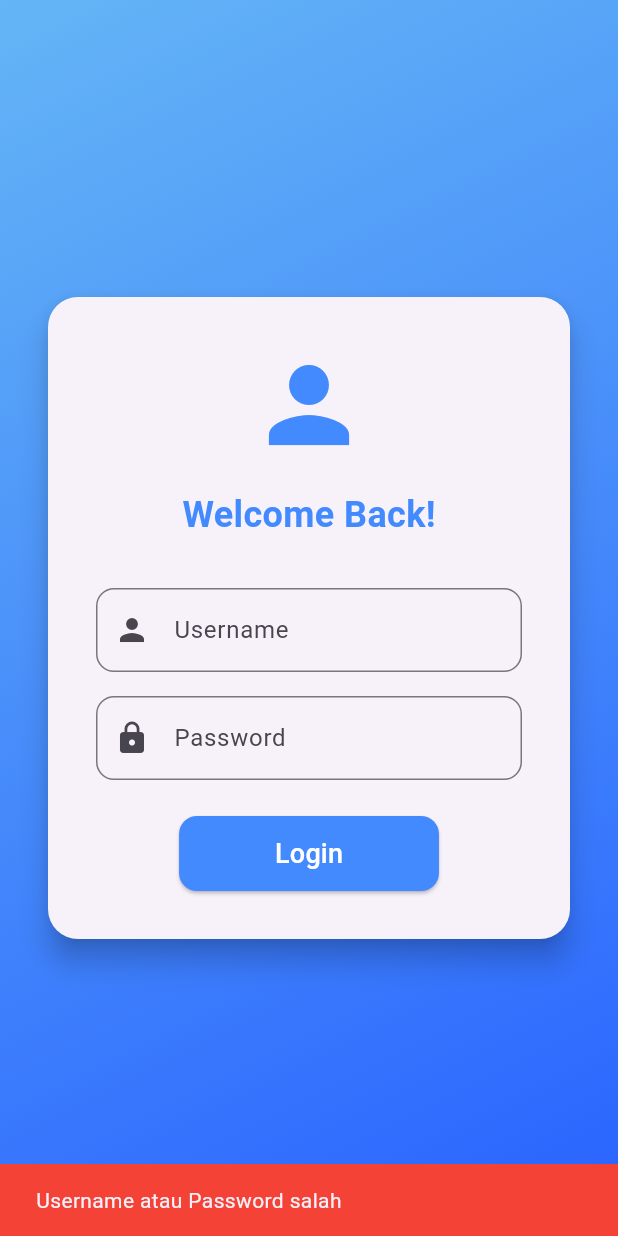
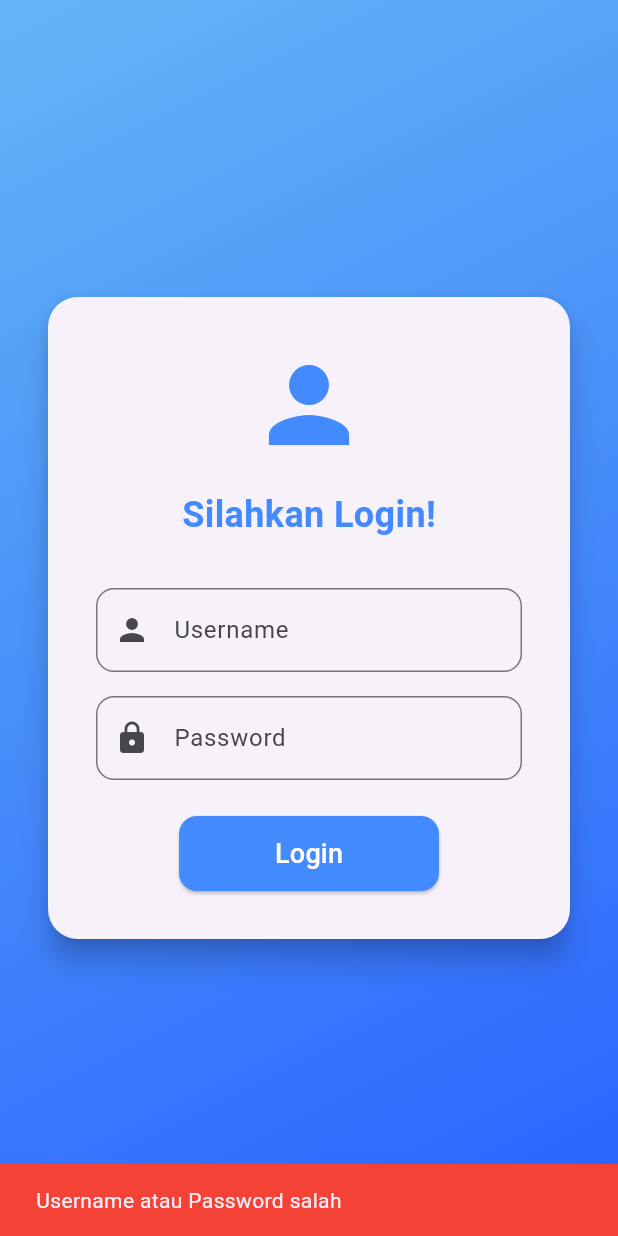
Before and after one commit to ThohaRamadhann/tugas1, a Flutter app: the screen it shows after launch, after a tap on "Login", on a phone screen of 412 x 824 dp. Run offline on Flutter 3.47's test engine with Material 3 defaults, Android fonts, the phone set to English and light mode, and no system bars.

Commit message:
first commit

```diff
--- a/lib/main.dart
+++ b/lib/main.dart
@@ -32,7 +32,7 @@ class _LoginPageState extends State<LoginPage> {
     String password = _passwordController.text;
 
     // Logika autentikasi sederhana
-    if (username == 'thoha' && password == 'thohar123') {
+    if (username == 'thoha' && password == 'ramadhan') {
       Navigator.push(
         context,
         MaterialPageRoute(builder: (context) => DashboardPage()),
@@ -80,7 +80,7 @@ class _LoginPageState extends State<LoginPage> {
                   ),
                   SizedBox(height: 16.0),
                   Text(
-                    'Welcome Back!',
+                    'Silahkan Login!',
                     style: TextStyle(
                       fontSize: 24,
                       fontWeight: FontWeight.bold,
```
